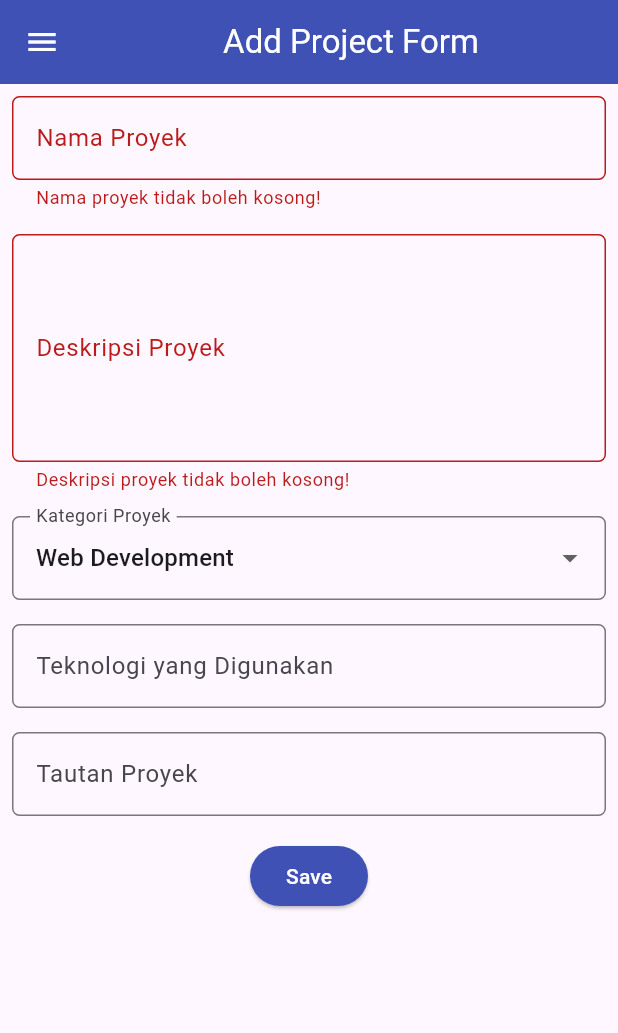
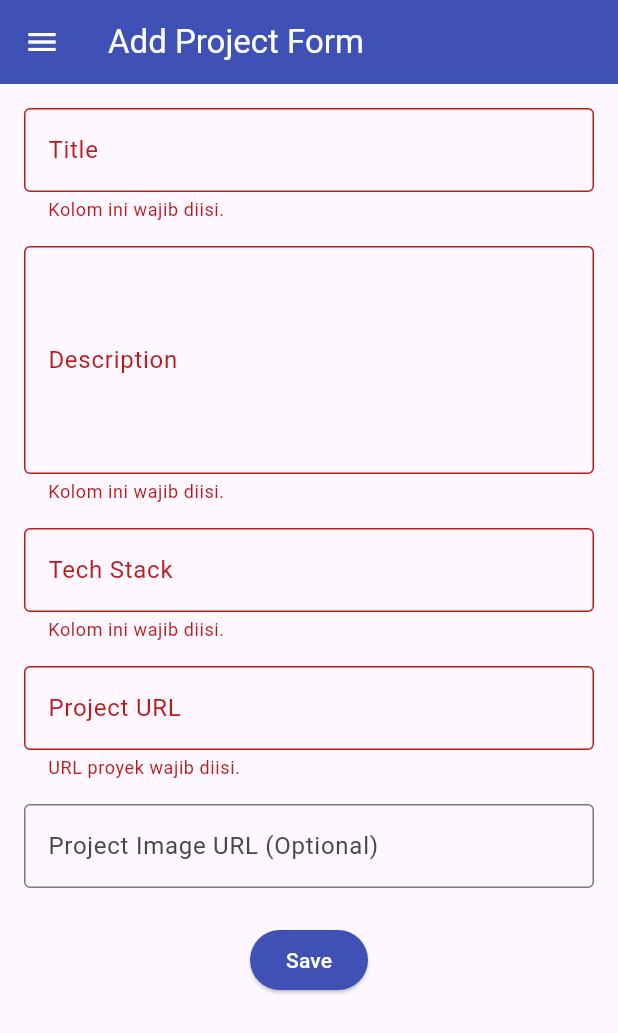
Before and after one commit to fairusarisandi/myportofolio_mobile, a Flutter app: the ProjectFormPage screen opened directly, after a tap on "Save", on a phone screen of 412 x 824 dp. Shown: the top 1033 px of the screen. Run offline on Flutter 3.47's test engine with Material 3 defaults, Android fonts, the phone set to English and light mode, and no system bars; our stand-ins replace material_ui; generated files the repository leaves out were written again.

Commit message:
feat: connect authentication to project submission

```diff
--- a/lib/screens/project_form.dart
+++ b/lib/screens/project_form.dart
@@ -1,5 +1,11 @@
+import 'package:http/http.dart' show ClientException;
 import 'package:material_ui/material_ui.dart';
+import 'package:myportofolio_mobile/models/project.dart';
+import 'package:myportofolio_mobile/services/api_client.dart';
+import 'package:myportofolio_mobile/services/auth_state.dart';
+import 'package:myportofolio_mobile/widgets/auth_guard.dart';
 import 'package:myportofolio_mobile/widgets/left_drawer.dart';
+import 'package:provider/provider.dart';
 
 class ProjectFormPage extends StatefulWidget {
   const ProjectFormPage({super.key});
@@ -10,30 +16,101 @@ class ProjectFormPage extends StatefulWidget {
 
 class _ProjectFormPageState extends State<ProjectFormPage> {
   final _formKey = GlobalKey<FormState>();
+  String _title = '';
+  String _description = '';
+  String _techStack = '';
+  String _projectUrl = '';
+  String _projectImageUrl = '';
+  bool _isSubmitting = false;
 
-  String _projectName = "";
-  String _description = "";
-  String _category = "Web Development"; // default
-  String _technologies = "";
-  String _projectLink = "";
+  Future<void> _submit() async {
+    final form = _formKey.currentState!;
+    if (_isSubmitting || !form.validate()) return;
+    form.save();
 
-  final List<String> _categories = [
-    'Web Development',
-    'Mobile Development',
-    'Machine Learning',
-    'Data Science',
-    'Other',
-  ];
+    final newProject = Project(
+      title: _title,
+      description: _description,
+      techStack: _techStack,
+      projectUrl: _projectUrl,
+      projectImageUrl: _projectImageUrl,
+    );
+    final auth = context.read<AuthState>();
+    final api = context.read<ApiClient>();
+    String? token;
+
+    FocusScope.of(context).unfocus();
+    setState(() => _isSubmitting = true);
+    try {
+      if (!await ensureLoggedIn(context) || !mounted) return;
+      token = auth.token;
+      if (token == null) return;
+
+      final created = await api.createProject(newProject, token: token);
+      if (!mounted || ModalRoute.of(context)?.isCurrent != true) return;
+      await showDialog<void>(
+        context: context,
+        builder: (context) => AlertDialog(
+          title: const Text('Proyek berhasil ditambahkan!'),
+          content: Text(created.title),
+          actions: [
+            TextButton(
+              onPressed: () => Navigator.pop(context),
+              child: const Text('OK'),
+            ),
+          ],
+        ),
+      );
+      if (mounted) form.reset();
+    } on ApiException catch (error) {
+      if (error.statusCode != 401) {
+        _showMessage('Gagal menyimpan proyek (${error.statusCode}).');
+        return;
+      }
+
+      if (token != null && auth.token == token) await auth.logout();
+      if (!mounted || ModalRoute.of(context)?.isCurrent != true) return;
+      if (!await ensureLoggedIn(context)) {
+        _showMessage('Sesi berakhir. Login lagi untuk menyimpan proyek.');
+      }
+    } on ClientException {
+      _showMessage('Gagal terhubung ke server. Coba lagi.');
+    } finally {
+      if (mounted) setState(() => _isSubmitting = false);
+    }
+  }
+
+  void _showMessage(String message) {
+    if (!mounted || ModalRoute.of(context)?.isCurrent != true) return;
+    ScaffoldMessenger.of(context)
+      ..hideCurrentSnackBar()
+      ..showSnackBar(SnackBar(content: Text(message)));
+  }
+
+  String? _validateRequired(String? value) {
+    return (value ?? '').trim().isEmpty ? 'Kolom ini wajib diisi.' : null;
+  }
+
+  String? _validateUrl(String? value, {bool optional = false}) {
+    final url = (value ?? '').trim();
+    if (url.isEmpty) return optional ? null : 'URL proyek wajib diisi.';
+
+    final uri = Uri.tryParse(url);
+    if (uri == null ||
+        (uri.scheme != 'https' && uri.scheme != 'http') ||
+        uri.host.isEmpty ||
+        RegExp(r'\s').hasMatch(url)) {
+      return 'Masukkan URL HTTP atau HTTPS yang valid.';
+    }
+    return null;
+  }
 
   @override
   Widget build(BuildContext context) {
+    const border = OutlineInputBorder();
     return Scaffold(
       appBar: AppBar(
-        title: const Center(
-          child: Text(
-            'Add Project Form',
-          ),
-        ),
+        title: const Text('Add Project Form'),
         backgroundColor: Colors.indigo,
         foregroundColor: Colors.white,
       ),
@@ -41,172 +118,69 @@ class _ProjectFormPageState extends State<ProjectFormPage> {
       body: Form(
         key: _formKey,
         child: SingleChildScrollView(
+          padding: const EdgeInsets.all(16),
           child: Column(
-            crossAxisAlignment: CrossAxisAlignment.start,
             children: [
-              // === Project Name ===
-              Padding(
-                padding: const EdgeInsets.all(8.0),
-                child: TextFormField(
-                  decoration: InputDecoration(
-                    hintText: "Nama Proyek",
-                    labelText: "Nama Proyek",
-                    border: OutlineInputBorder(
-                      borderRadius: BorderRadius.circular(5.0),
-                    ),
-                  ),
-                  onChanged: (String? value) {
-                    setState(() {
-                      _projectName = value!;
-                    });
-                  },
-                  validator: (String? value) {
-                    if (value == null || value.trim().isEmpty) {
-                      return "Nama proyek tidak boleh kosong!";
-                    }
-                    return null;
-                  },
+              TextFormField(
+                enabled: !_isSubmitting,
+                decoration: const InputDecoration(
+                  labelText: 'Title',
+                  border: border,
                 ),
+                validator: _validateRequired,
+                onSaved: (value) => _title = value!.trim(),
               ),
-
-              // === Description ===
-              Padding(
-                padding: const EdgeInsets.all(8.0),
-                child: TextFormField(
-                  maxLines: 5,
-                  decoration: InputDecoration(
-                    hintText: "Deskripsi Proyek",
-                    labelText: "Deskripsi Proyek",
-                    border: OutlineInputBorder(
-                      borderRadius: BorderRadius.circular(5.0),
-                    ),
-                  ),
-                  onChanged: (String? value) {
-                    setState(() {
-                      _description = value!;
-                    });
-                  },
-                  validator: (String? value) {
-                    if (value == null || value.trim().isEmpty) {
-                      return "Deskripsi proyek tidak boleh kosong!";
-                    }
-                    return null;
-                  },
+              const SizedBox(height: 16),
+              TextFormField(
+                enabled: !_isSubmitting,
+                decoration: const InputDecoration(
+                  labelText: 'Description',
+                  border: border,
                 ),
+                maxLines: 5,
+                validator: _validateRequired,
+                onSaved: (value) => _description = value!.trim(),
               ),
-
-              // === Category ===
-              Padding(
-                padding: const EdgeInsets.all(8.0),
-                child: DropdownButtonFormField<String>(
-                  decoration: InputDecoration(
-                    labelText: "Kategori Proyek",
-                    border: OutlineInputBorder(
-                      borderRadius: BorderRadius.circular(5.0),
-                    ),
-                  ),
-                  initialValue: _category,
-                  items: _categories
-                      .map((category) => DropdownMenuItem(
-                            value: category,
-                            child: Text(category),
-                          ))
-                      .toList(),
-                  onChanged: (String? newValue) {
-                    setState(() {
-                      _category = newValue!;
-                    });
-                  },
+              const SizedBox(height: 16),
+              TextFormField(
+                enabled: !_isSubmitting,
+                decoration: const InputDecoration(
+                  labelText: 'Tech Stack',
+                  border: border,
                 ),
+                validator: _validateRequired,
+                onSaved: (value) => _techStack = value!.trim(),
               ),
-
-              // === Technologies ===
-              Padding(
-                padding: const EdgeInsets.all(8.0),
-                child: TextFormField(
-                  decoration: InputDecoration(
-                    hintText: "Contoh: Flutter, Django, Figma",
-                    labelText: "Teknologi yang Digunakan",
-                    border: OutlineInputBorder(
-                      borderRadius: BorderRadius.circular(5.0),
-                    ),
-                  ),
-                  onChanged: (String? value) {
-                    setState(() {
-                      _technologies = value!;
-                    });
-                  },
+              const SizedBox(height: 16),
+              TextFormField(
+                enabled: !_isSubmitting,
+                decoration: const InputDecoration(
+                  labelText: 'Project URL',
+                  border: border,
                 ),
+                keyboardType: TextInputType.url,
+                validator: _validateUrl,
+                onSaved: (value) => _projectUrl = value!.trim(),
               ),
-
-              // === Project Link ===
-              Padding(
-                padding: const EdgeInsets.all(8.0),
-                child: TextFormField(
-                  decoration: InputDecoration(
-                    hintText: "URL Proyek (opsional)",
-                    labelText: "Tautan Proyek",
-                    border: OutlineInputBorder(
-                      borderRadius: BorderRadius.circular(5.0),
-                    ),
-                  ),
-                  onChanged: (String? value) {
-                    setState(() {
-                      _projectLink = value!;
-                    });
-                  },
+              const SizedBox(height: 16),
+              TextFormField(
+                enabled: !_isSubmitting,
+                decoration: const InputDecoration(
+                  labelText: 'Project Image URL (Optional)',
+                  border: border,
                 ),
+                keyboardType: TextInputType.url,
+                validator: (value) => _validateUrl(value, optional: true),
+                onSaved: (value) => _projectImageUrl = value?.trim() ?? '',
               ),
-
-              // === Tombol Simpan ===
-              Align(
-                alignment: Alignment.bottomCenter,
-                child: Padding(
-                  padding: const EdgeInsets.all(8.0),
-                  child: ElevatedButton(
-                    style: ButtonStyle(
-                      backgroundColor:
-                          WidgetStateProperty.all(Colors.indigo),
-                    ),
-                    onPressed: () {
-                      if (_formKey.currentState!.validate()) {
-                        showDialog(
-                          context: context,
-                          builder: (context) {
-                            return AlertDialog(
-                              title: const Text('Proyek berhasil ditambahkan!'),
-                              content: SingleChildScrollView(
-                                child: Column(
-                                  crossAxisAlignment: CrossAxisAlignment.start,
-                                  children: [
-                                    Text('Nama Proyek: $_projectName'),
-                                    Text('Deskripsi: $_description'),
-                                    Text('Kategori: $_category'),
-                                    Text('Teknologi: $_technologies'),
-                                    Text('Tautan: $_projectLink'),
-                                  ],
-                                ),
-                              ),
-                              actions: [
-                                TextButton(
-                                  child: const Text('OK'),
-                                  onPressed: () {
-                                    Navigator.pop(context);
-                                    _formKey.currentState!.reset();
-                                  },
-                                ),
-                              ],
-                            );
-                          },
-                        );
-                      }
-                    },
-                    child: const Text(
-                      "Save",
-                      style: TextStyle(color: Colors.white),
-                    ),
-                  ),
+              const SizedBox(height: 24),
+              ElevatedButton(
+                style: ElevatedButton.styleFrom(
+                  backgroundColor: Colors.indigo,
+                  foregroundColor: Colors.white,
                 ),
+                onPressed: _isSubmitting ? null : _submit,
+                child: Text(_isSubmitting ? 'Saving...' : 'Save'),
               ),
             ],
           ),
--- a/lib/screens/project_list_screen.dart
+++ b/lib/screens/project_list_screen.dart
@@ -37,7 +37,7 @@ class _ProjectListScreenState extends State<ProjectListScreen> {
   @override
   Widget build(BuildContext context) {
     return Scaffold(
-      appBar: AppBar(title: const Text('Achievements: Projects')),
+      appBar: AppBar(title: const Text('Projects')),
       drawer: const LeftDrawer(),
       body: FutureBuilder<List<Project>>(
         future: _projectsFuture,
--- a/lib/services/api_client.dart
+++ b/lib/services/api_client.dart
@@ -51,7 +51,9 @@ class ApiClient {
       },
       body: jsonEncode(project.toJson()),
     );
-    _ensureSuccess(response);
+    if (response.statusCode != 201) {
+      throw ApiException(response.statusCode, response.body);
+    }
 
     final decoded = jsonDecode(response.body) as Map<String, dynamic>;
     return Project.fromJson(decoded);
--- a/lib/widgets/left_drawer.dart
+++ b/lib/widgets/left_drawer.dart
@@ -2,12 +2,16 @@ import 'package:material_ui/material_ui.dart';
 import 'package:myportofolio_mobile/screens/experience_form.dart';
 import 'package:myportofolio_mobile/screens/menu.dart';
 import 'package:myportofolio_mobile/screens/project_form.dart';
+import 'package:myportofolio_mobile/services/auth_state.dart';
+import 'package:myportofolio_mobile/widgets/auth_guard.dart';
+import 'package:provider/provider.dart';
 
 class LeftDrawer extends StatelessWidget {
   const LeftDrawer({super.key});
 
   @override
   Widget build(BuildContext context) {
+    final isLoggedIn = context.watch<AuthState>().isLoggedIn;
     return Drawer(
       child: ListView(
         children: [
@@ -28,10 +32,7 @@ class LeftDrawer extends StatelessWidget {
                 SizedBox(height: 10),
                 Text(
                   'Explore personal projects and experiences!',
-                  style: TextStyle(
-                    fontSize: 15,
-                    color: Colors.white,
-                  ),
+                  style: TextStyle(fontSize: 15, color: Colors.white),
                 ),
               ],
             ),
@@ -62,14 +63,33 @@ class LeftDrawer extends StatelessWidget {
           ListTile(
             leading: const Icon(Icons.add_circle_outline),
             title: const Text('Add Project'),
-            // Navigasi ke halaman tambah proyek
-            onTap: () {
+            onTap: () async {
+              if (!await ensureLoggedIn(context) || !context.mounted) return;
               Navigator.pushReplacement(
                 context,
-                MaterialPageRoute(builder: (context) => ProjectFormPage()),
+                MaterialPageRoute(builder: (_) => const ProjectFormPage()),
               );
             },
           ),
+          if (isLoggedIn)
+            ListTile(
+              leading: const Icon(Icons.logout),
+              title: const Text('Logout'),
+              onTap: () async {
+                final logout = context.read<AuthState>().logout();
+                Navigator.pop(context);
+                await logout;
+              },
+            )
+          else
+            ListTile(
+              leading: const Icon(Icons.login),
+              title: const Text('Login'),
+              onTap: () async {
+                if (!await ensureLoggedIn(context) || !context.mounted) return;
+                Navigator.pop(context);
+              },
+            ),
         ],
       ),
     );
```
Also changed, not shown: lib/screens/menu.dart (+3 -38 lines), lib/services/auth_state.dart (+9 -1 lines), lib/widgets/project_card.dart (+56 -5 lines).
